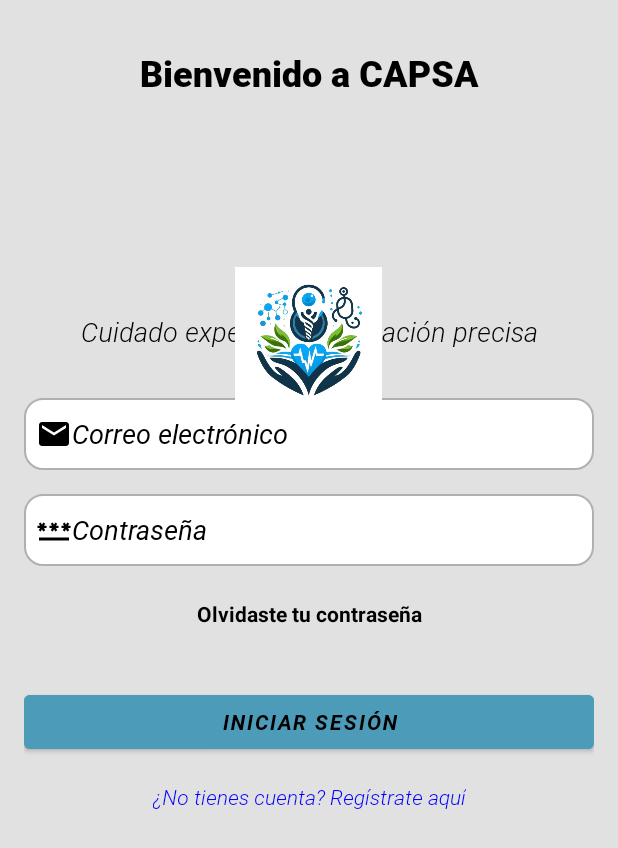
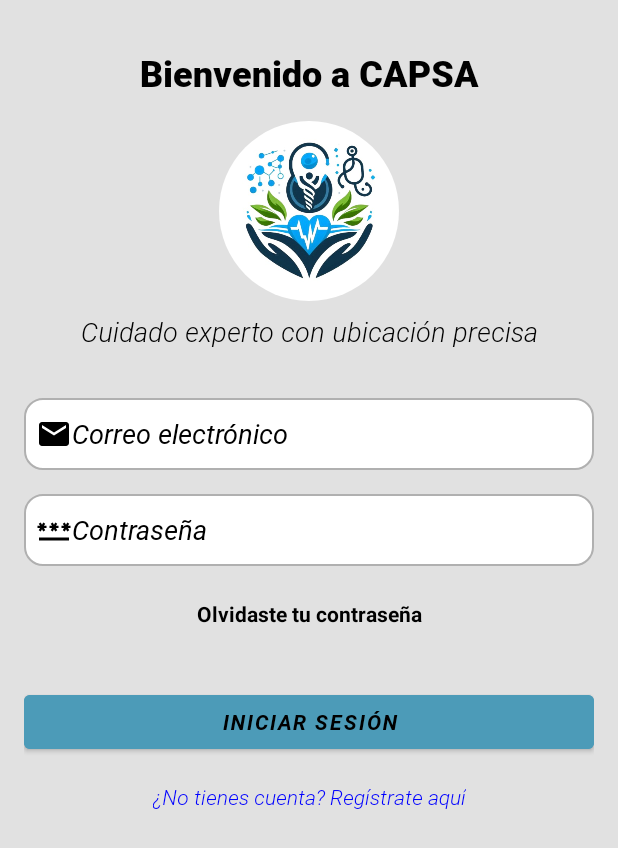
Before and after one commit to Aperlop2/App_CAPSA_JAVA, an Android app: the screen it shows after launch (LoginPrincipal), on a phone screen of 412 x 824 dp. Shown: the top 848 px of the screen. Run offline under Robolectric (Android 15) with nearby library versions, the phone set to English and light mode, and no system bars; our stand-ins replace Firebase (no records; nobody signed in at launch, a user with empty details on screens opened directly); libraries missing offline, so code that uses them is left out: org.mindrot.jbcrypt; 2 statements that could not run were skipped.

Commit message:
modificacion del logo en login

```diff
--- /dev/null
+++ b/app/src/main/res/drawable/rounded_image.xml
@@ -0,0 +1,4 @@
+<shape xmlns:android="http://schemas.android.com/apk/res/android"
+    android:shape="oval">
+    <solid android:color="@android:color/transparent"/>
+</shape>
--- a/app/src/main/res/layout/login_principal.xml
+++ b/app/src/main/res/layout/login_principal.xml
@@ -119,14 +119,15 @@
 
     <ImageView
         android:id="@+id/ivLogo"
-        android:layout_width="98dp"
-        android:layout_height="98dp"
-        android:layout_marginBottom="532dp"
+        android:layout_width="120dp"
+        android:layout_height="120dp"
+        android:layout_marginTop="16dp"
         android:src="@drawable/imagen_logo"
-        app:layout_constraintBottom_toBottomOf="parent"
-        app:layout_constraintEnd_toEndOf="parent"
-        app:layout_constraintHorizontal_bias="0.498"
+        android:background="@drawable/rounded_image"
+        android:scaleType="centerCrop"
+        android:clipToOutline="true"
+        app:layout_constraintTop_toBottomOf="@id/tvAppTitle"
         app:layout_constraintStart_toStartOf="parent"
-        tools:ignore="ContentDescription" />
+        app:layout_constraintEnd_toEndOf="parent"/>
 
 </androidx.constraintlayout.widget.ConstraintLayout>
```
